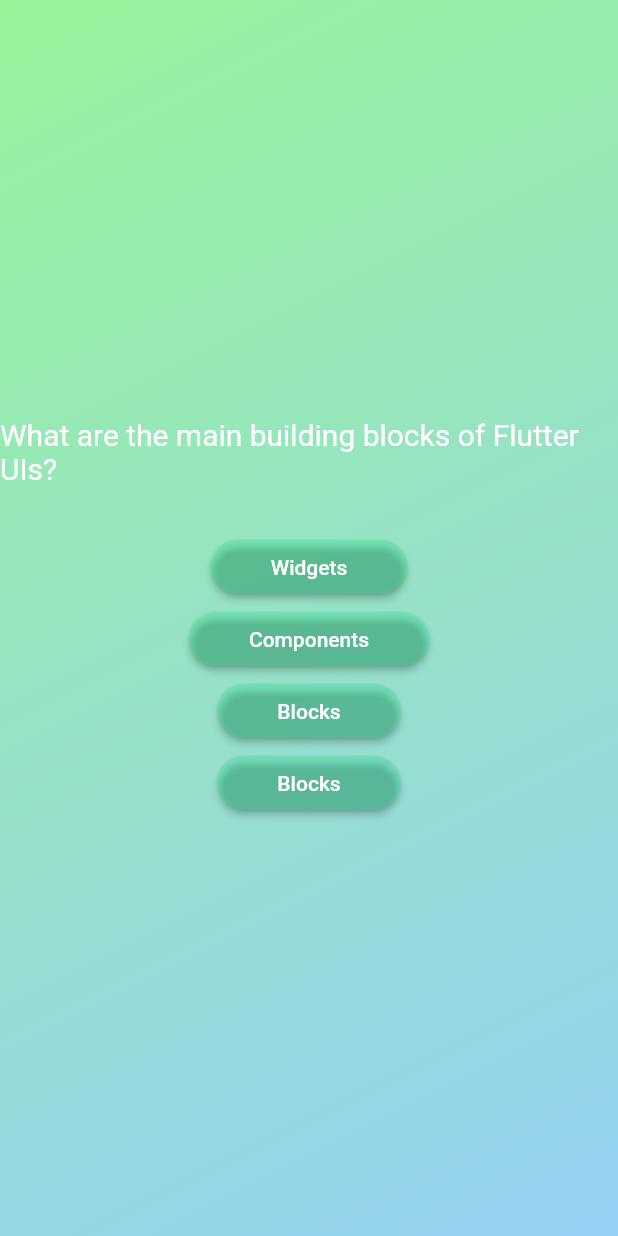
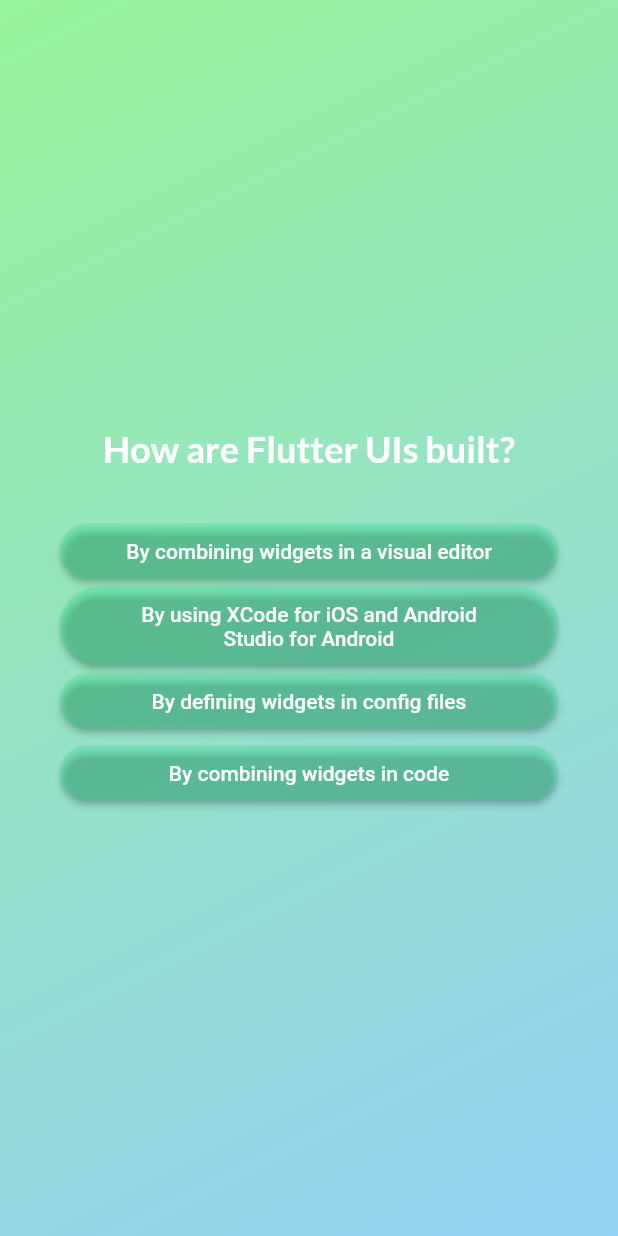
Before and after one commit to Mortadaal/Quiz_App, a Flutter app: the screen it shows after launch, after a tap on "Start Quiz", after a tap on "Components", on a phone screen of 412 x 824 dp. Run offline on Flutter 3.47's test engine with Material 2 defaults, Android fonts, the phone set to English and light mode, and no system bars; our stand-ins replace google_fonts.

Commit message:
install and implenmetion of google fonts

```diff
--- a/quiz_app/lib/answer_button.dart
+++ b/quiz_app/lib/answer_button.dart
@@ -13,12 +13,17 @@ class AnswerButton extends StatelessWidget {
     return ElevatedButton(
       onPressed: onTap,
       style: ElevatedButton.styleFrom(
-          padding: const EdgeInsets.symmetric(vertical: 10, horizontal: 40),
-          backgroundColor: Color.fromARGB(68, 33, 243, 149),
-          foregroundColor: Colors.white,
-          shape:
-              RoundedRectangleBorder(borderRadius: BorderRadius.circular(40))),
-      child: Text(answerText),
+        padding: const EdgeInsets.symmetric(vertical: 10, horizontal: 40),
+        backgroundColor: Color.fromARGB(68, 33, 243, 149),
+        foregroundColor: Colors.white,
+        shape: RoundedRectangleBorder(
+          borderRadius: BorderRadius.circular(40),
+        ),
+      ),
+      child: Text(
+        answerText,
+        textAlign: TextAlign.center,
+      ),
     );
   }
 }
--- a/quiz_app/lib/models/quiz_question.dart
+++ b/quiz_app/lib/models/quiz_question.dart
@@ -3,4 +3,11 @@ class QuizQuestion{
  const QuizQuestion(this.text,this.answers);
   final String text;
   final List<String> answers;
+
+List<String> getShuffledAnswers(){
+  final shuffledList=List.of(answers);
+  shuffledList.shuffle();
+  return shuffledList;
 }
+
+}
--- a/quiz_app/lib/question_screen.dart
+++ b/quiz_app/lib/question_screen.dart
@@ -1,7 +1,7 @@
 import 'package:flutter/material.dart';
 import 'package:quiz_app/answer_button.dart';
-import 'package:quiz_app/styled_text.dart';
 import 'package:quiz_app/data/questions.dart';
+import 'package:google_fonts/google_fonts.dart';
 
 class QuestionScreen extends StatefulWidget {
   const QuestionScreen({super.key});
@@ -12,33 +12,43 @@ class QuestionScreen extends StatefulWidget {
 }
 
 class _QuestionScreenState extends State<QuestionScreen> {
+  var currentQuestionIndex = 0;
+  void answerQuestion() {
+    setState(() {
+      currentQuestionIndex++;
+    });
+  }
+
   @override
   Widget build(context) {
-    final currentQuestion = questions[0];
+    final currentQuestion = questions[currentQuestionIndex];
     return SizedBox(
       width: double.infinity,
-      child: Column(
-        mainAxisAlignment: MainAxisAlignment.center,
-        children: [
-          StayledText(currentQuestion.text),
-          const SizedBox(height: 30),
-          AnswerButton(
-            answerText: currentQuestion.answers[0],
-            onTap: () {},
-          ),
-          AnswerButton(
-            answerText: currentQuestion.answers[1],
-            onTap: () {},
-          ),
-          AnswerButton(
-            answerText: currentQuestion.answers[2],
-            onTap: () {},
-          ),
-          AnswerButton(
-            answerText: currentQuestion.answers[2],
-            onTap: () {},
-          ),
-        ],
+      child: Container(
+        margin: const EdgeInsets.all(40),
+        child: Column(
+          mainAxisAlignment: MainAxisAlignment.center,
+          crossAxisAlignment: CrossAxisAlignment.stretch,
+          children: [
+            Text(
+              currentQuestion.text,
+              style: GoogleFonts.lato(
+                color: Colors.white,
+                fontSize: 24,
+                fontWeight: FontWeight.bold,
+              ),
+              textAlign: TextAlign.center,
+            ),
+            const SizedBox(height: 30),
+            ...currentQuestion.getShuffledAnswers().map((item) {
+              //Dynamisk genereret knapper --> istedet for at harcode dem.
+              return AnswerButton(
+                answerText: item,
+                onTap: answerQuestion,
+              );
+            })
+          ],
+        ),
       ),
     );
   }
--- a/quiz_app/lib/quiz_frontpage.dart
+++ b/quiz_app/lib/quiz_frontpage.dart
@@ -30,7 +30,7 @@ class QuizFrontPage extends StatelessWidget {
         //   ),
         // ),
         space,
-        const StayledText('Learn Flutter The Fun Way'),
+        const StayledText('Learn Flutter The Fun Way!'),
         space,
          OutlinedButton.icon(
           onPressed: (){startQuiz();},
--- a/quiz_app/lib/styled_text.dart
+++ b/quiz_app/lib/styled_text.dart
@@ -1,4 +1,5 @@
 import 'package:flutter/material.dart';
+import 'package:google_fonts/google_fonts.dart';
 
 class StayledText extends StatelessWidget {
   const StayledText(this.text, {super.key});
@@ -7,8 +8,9 @@ class StayledText extends StatelessWidget {
   Widget build(context) {
     return Text(
       text,
-      style: const TextStyle(
-          fontSize: 20,
+      style:  GoogleFonts.lato(
+          fontSize: 25,
+          fontWeight: FontWeight.bold,
           color: Colors.white),
     );
   }
--- a/quiz_app/pubspec.yaml
+++ b/quiz_app/pubspec.yaml
@@ -35,6 +35,7 @@ dependencies:
   # The following adds the Cupertino Icons font to your application.
   # Use with the CupertinoIcons class for iOS style icons.
   cupertino_icons: ^1.0.2
+  google_fonts: ^5.1.0
 
 dev_dependencies:
   flutter_test:
```
Also changed, not shown: quiz_app/pubspec.lock, 1 other file.
